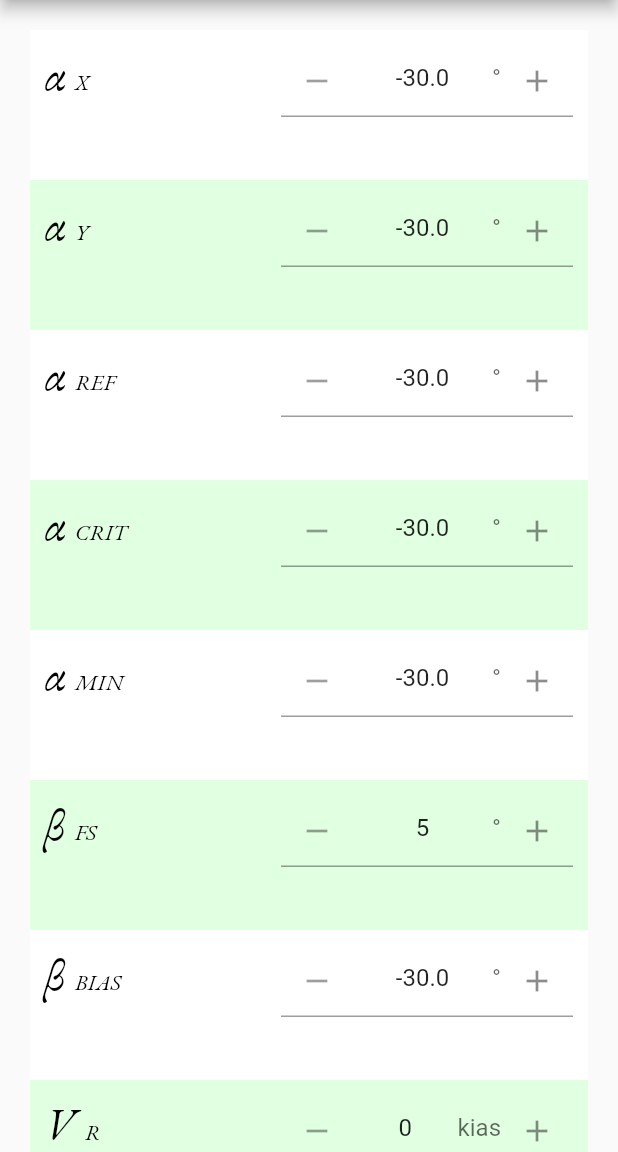
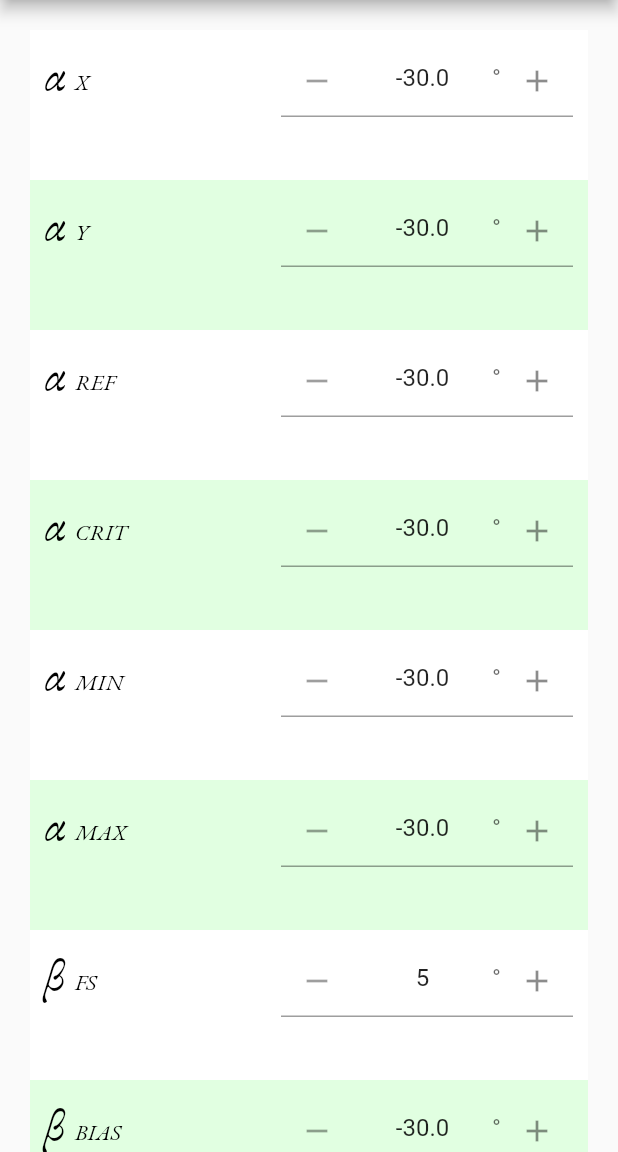
Before and after one commit to airball-aero/airball-settings-editor, a Flutter app: the screen it shows after launch, on a phone screen of 412 x 824 dp, the part 84-1236 px from its top. Run offline on Flutter 3.47's test engine with Material 2 defaults, Android fonts, the phone set to English and light mode, and no system bars; drawn by our look-alikes of flutter_spinbox; network calls fail.

Commit message:
https://airball.atlassian.net/browse/AIR-3 https://airball.atlassian.net/browse/AIR-16 https://airball.atlassian.net/browse/AIR-18

```diff
--- a/airball_settings_editor/lib/main.dart
+++ b/airball_settings_editor/lib/main.dart
@@ -96,6 +96,15 @@ class AirballSettingsEditor extends StatelessWidget {
                             units: '°')),
                     editRow(
                         index++,
+                        mathSymbolLabel('α', 'MAX'),
+                        DoubleEditWidget('alpha_max',
+                            decimals: 1,
+                            step: 0.1,
+                            min: -angleExtreme,
+                            max: angleExtreme,
+                            units: '°')),
+                    editRow(
+                        index++,
                         mathSymbolLabel('β', 'FS'),
                         DoubleEditWidget('beta_full_scale',
                             decimals: 0,
@@ -120,7 +129,7 @@ class AirballSettingsEditor extends StatelessWidget {
                             step: 1.0,
                             min: 0.0,
                             max: vExtreme,
-                            units: 'kias')),
+                            units: 'mph')),
                     editRow(
                         index++,
                         mathSymbolLabel('V', 'FE'),
@@ -129,7 +138,7 @@ class AirballSettingsEditor extends StatelessWidget {
                             step: 1.0,
                             min: 0.0,
                             max: vExtreme,
-                            units: 'kias')),
+                            units: 'mph')),
                     editRow(
                         index++,
                         mathSymbolLabel('V', 'NO'),
@@ -138,7 +147,7 @@ class AirballSettingsEditor extends StatelessWidget {
                             step: 1.0,
                             min: 0.0,
                             max: vExtreme,
-                            units: 'kias')),
+                            units: 'mph')),
                     editRow(
                         index++,
                         mathSymbolLabel('V', 'NE'),
@@ -147,7 +156,7 @@ class AirballSettingsEditor extends StatelessWidget {
                             step: 1.0,
                             min: 0.0,
                             max: vExtreme,
-                            units: 'kias')),
+                            units: 'mph')),
                     editRow(
                         index++,
                         mathSymbolLabel('V', 'FS'),
@@ -156,12 +165,12 @@ class AirballSettingsEditor extends StatelessWidget {
                             step: 10.0,
                             min: 50.0,
                             max: vExtreme,
-                            units: 'kias')),
+                            units: 'mph')),
                     editRow(
                         index++,
                         plainTextLabel('Ball smoothing'),
                         DoubleEditWidget('ball_smoothing_factor',
-                            decimals: 2, step: 0.05, min: 0.0, max: 1.0)),
+                            decimals: 3, step: 0.005, min: 0.0, max: 1.0)),
                     editRow(
                         index++,
                         plainTextLabel('Sound scheme'),
@@ -176,6 +185,8 @@ class AirballSettingsEditor extends StatelessWidget {
                             decimals: 2, step: 0.05, min: 0.0, max: 1.0)),
                     editRow(index++, plainTextLabel('Show altimeter'),
                         BoolEditWidget('show_altimeter')),
+                    editRow(index++, plainTextLabel('Declutter'),
+                        BoolEditWidget('declutter')),
                     editRow(
                         index++,
                         plainTextLabel('Baro setting'),
```
Also changed, not shown: 1 other file.
